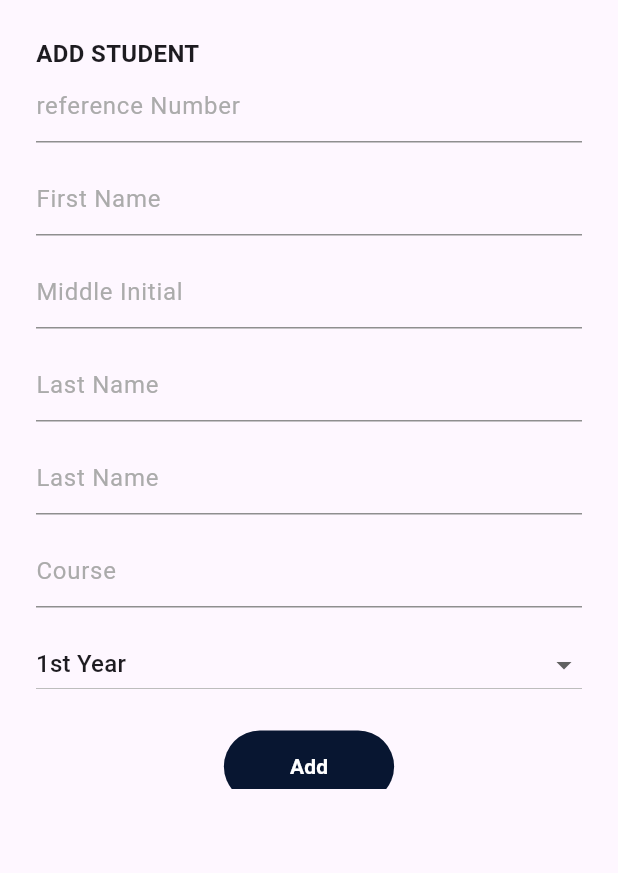
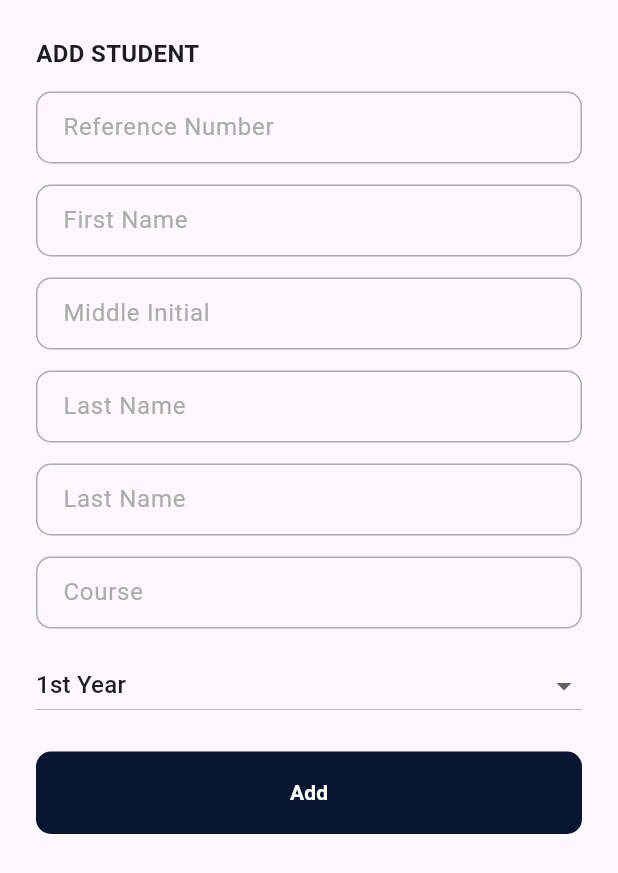
Before and after one commit to Amawers/attendifyyy, a Flutter app: the CreateStudent widget shown alone on an empty page, opened directly with empty values, on a phone screen of 412 x 824 dp. Shown: the top 873 px of the screen. Run offline on Flutter 3.47's test engine with Material 3 defaults, Android fonts, the phone set to English and light mode, and no system bars; our stand-ins replace shared_preferences; accounts and stored records are empty.

Commit message:
style: re designed create student list and dialog

```diff
--- a/lib/create_students/create_students.dart
+++ b/lib/create_students/create_students.dart
@@ -214,7 +214,7 @@ class _CreateStudentState extends State<CreateStudent> {
   @override
   Widget build(BuildContext context) {
     return Container(
-      height: 550,
+      height: 580,
       padding: const EdgeInsets.all(24.0),
       child: ListView(
         children: [
@@ -225,7 +225,8 @@ class _CreateStudentState extends State<CreateStudent> {
               )),
           Form(
               child: Column(children: [
-            createTextField(referenceNumberController, 'reference Number'),
+                const SizedBox(height: 14),
+            createTextField(referenceNumberController, 'Reference Number'),
             const SizedBox(height: 14),
             createTextField(firstNameController, 'First Name'),
             const SizedBox(height: 14),
@@ -265,12 +266,18 @@ class _CreateStudentState extends State<CreateStudent> {
                   setState(() {});
                 },
                 style: ButtonStyle(
+                  minimumSize: MaterialStateProperty.all<Size>(
+                      const Size.fromHeight(55)), //having height will make width 100%
                   padding: MaterialStateProperty.all<EdgeInsets>(
                       const EdgeInsets.symmetric(
                           vertical: 14.0, horizontal: 44.0)),
                   backgroundColor: MaterialStateProperty.all<Color>(
                     const Color(0xFF081631),
                   ),
+                  shape: MaterialStateProperty.all<RoundedRectangleBorder>(
+                      RoundedRectangleBorder(
+                        borderRadius: BorderRadius.circular(10.0),
+                      )),
                 ),
                 child: const Text("Add",
                     style: TextStyle(
@@ -295,18 +302,17 @@ Widget createTextField(valueController, label) {
   return TextFormField(
     controller: valueController,
     decoration: InputDecoration(
+      contentPadding: const EdgeInsets.symmetric(horizontal: 14.0),
       hintText: label,
       hintStyle: const TextStyle(
           fontWeight: FontWeight.normal, color: Color(0xFFABABAB)),
-      focusedBorder: const UnderlineInputBorder(
-        borderSide: BorderSide(
-          color: Color(0xFF081631),
-          width: 2.0,
-        ),
-      ),
-      enabledBorder: const UnderlineInputBorder(
-        borderSide: BorderSide(color: Color(0xFF8F8F8F)),
-      ),
+      focusedBorder: const OutlineInputBorder(
+          borderRadius: BorderRadius.all(Radius.circular(10.0)),
+          borderSide: BorderSide(width: 2, color: Color(0xFF081631))),
+//normal state of textField border
+      enabledBorder: const OutlineInputBorder(
+          borderRadius: BorderRadius.all(Radius.circular(10.0)),
+          borderSide: BorderSide(color: Color(0xFFABABAB))),
     ),
   );
 }
```
